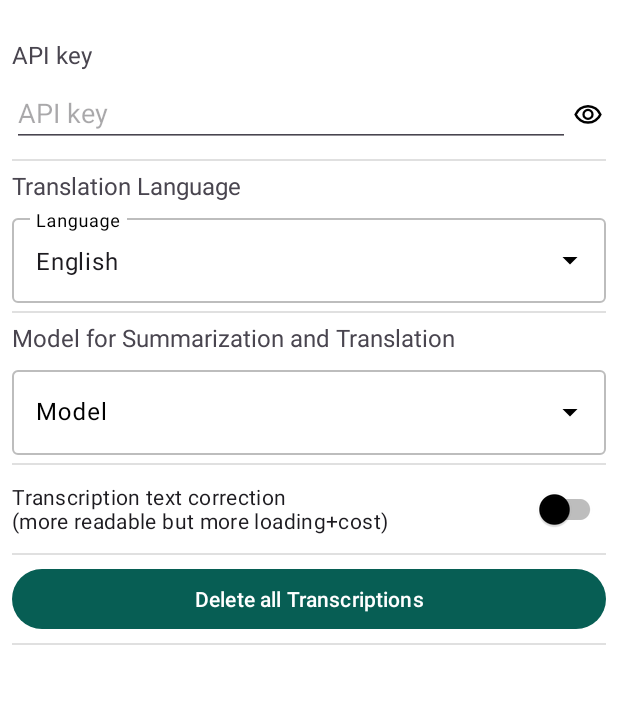
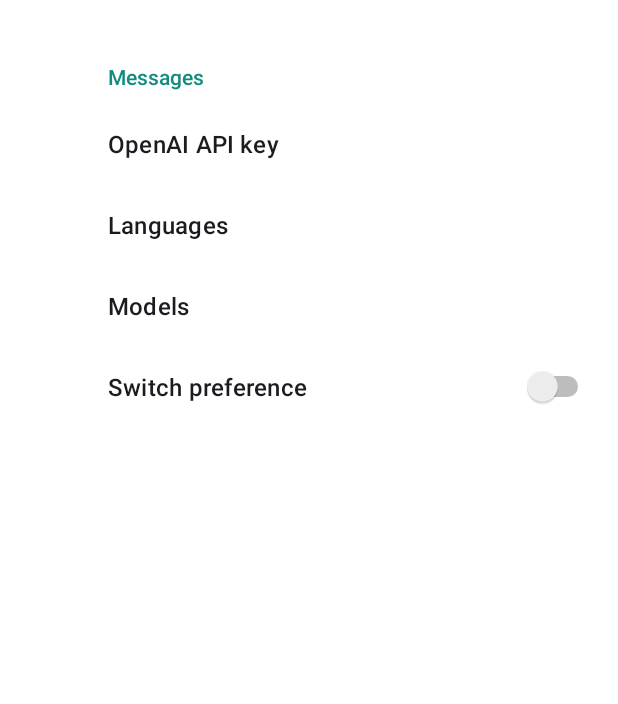
Before and after one commit to Leonm99/VoiceVersa, an Android app: the screen it shows after launch (MainActivity), after a tap on "Settings", on a phone screen of 412 x 824 dp, the part 70-774 px from its top. Run offline under Robolectric (Android 15) with nearby library versions, the phone set to English and light mode, and no system bars; our stand-ins replace androidx.preference, navigation-ui; libraries missing offline, so code that uses them is left out: com.aallam.openai, com.arthenica.mobileffmpeg; Roboto replaces fonts that are not available here; 10 statements that could not run were skipped.

Commit message:
Started implementing SettingsFragment.kt

```diff
--- a/app/build.gradle.kts
+++ b/app/build.gradle.kts
@@ -76,6 +76,7 @@
     implementation(platform("androidx.compose:compose-bom:2024.06.00"))
     implementation("androidx.cardview:cardview:1.0.0")
     implementation("androidx.security:security-crypto-ktx:1.1.0-alpha06")
+    implementation("androidx.preference:preference:1.2.1")
 
 
     testImplementation("junit:junit:4.13.2")
--- a/app/src/main/java/com/leonm/voiceversa/MainActivity.kt
+++ b/app/src/main/java/com/leonm/voiceversa/MainActivity.kt
@@ -42,7 +42,7 @@
         sharedPreferencesManager = SharedPreferencesManager(this)
 
         lifecycleScope.launch {
-            val apiKey = sharedPreferencesManager.loadData("API_KEY", "")
+            val apiKey = sharedPreferencesManager.loadData("api_key_preference", "")
             val isValid = openAiHandler.checkApiKey(apiKey)
 
             if (!isValid) {
@@ -75,7 +75,7 @@
 
     override fun onOptionsItemSelected(item: MenuItem): Boolean {
         return when (item.itemId) {
-            R.id.SecondFragment -> {
+            R.id.SettingsFragment -> {
                 NavigationUI.onNavDestinationSelected(
                     item,
                     findNavController(R.id.nav_host_fragment_content_main),
--- a/app/src/main/java/com/leonm/voiceversa/SharedPreferencesManager.kt
+++ b/app/src/main/java/com/leonm/voiceversa/SharedPreferencesManager.kt
@@ -2,12 +2,13 @@
 
 import android.content.Context
 import android.content.SharedPreferences
+import androidx.preference.PreferenceDataStore
 import androidx.security.crypto.EncryptedSharedPreferences
 import androidx.security.crypto.MasterKey
 import com.google.gson.Gson
 
 
-class SharedPreferencesManager(context: Context) {
+class SharedPreferencesManager(context: Context): PreferenceDataStore() {
 
     private var masterKey: MasterKey = MasterKey.Builder(context)
         .setKeyScheme(MasterKey.KeyScheme.AES256_GCM)
@@ -38,4 +39,12 @@
             gson.fromJson(it, T::class.java)
         } ?: defaultValue
     }
+
+    override fun putString(key: String, value: String?) {
+        saveData(key, value)
+    }
+
+    override fun getString(key: String, defValue: String?): String? {
+        return loadData(key, defValue)
+    }
 }
--- a/app/src/main/res/menu/menu_main.xml
+++ b/app/src/main/res/menu/menu_main.xml
@@ -4,7 +4,7 @@
     tools:context="com.leonm.voiceversa.MainActivity"
     >
     <item
-        android:id="@+id/SecondFragment"
+        android:id="@+id/SettingsFragment"
         android:icon="@drawable/settings"
         android:title="@string/action_settings"
         android:visible="true"
--- a/app/src/main/res/navigation/nav_graph.xml
+++ b/app/src/main/res/navigation/nav_graph.xml
@@ -13,14 +13,13 @@
 
         <action
             android:id="@+id/action_FirstFragment_to_SecondFragment"
-            app:destination="@id/SecondFragment"
+            app:destination="@id/SettingsFragment"
             app:enterAnim="@android:anim/slide_in_left" />
     </fragment>
     <fragment
-        android:id="@+id/SecondFragment"
-        android:name="com.leonm.voiceversa.SecondFragment"
-        android:label="@string/second_fragment_label"
-        tools:layout="@layout/fragment_second">
+        android:id="@+id/SettingsFragment"
+        android:name="com.leonm.voiceversa.SettingsFragment"
+        android:label="@string/second_fragment_label">
 
         <action
             android:id="@+id/action_SecondFragment_to_FirstFragment"
--- /dev/null
+++ b/app/src/main/res/xml/root_preferences.xml
@@ -0,0 +1,31 @@
+<PreferenceScreen xmlns:android="http://schemas.android.com/apk/res/android"
+    xmlns:app="http://schemas.android.com/apk/res-auto"
+    xmlns:tools="http://schemas.android.com/tools"
+    tools:context=".SettingsFragment">
+
+    <PreferenceCategory app:title="@string/messages_header">
+        <EditTextPreference
+            android:defaultValue="Default value"
+            android:key="api_key_preference"
+            android:selectAllOnFocus="true"
+            android:singleLine="true"
+            android:title="OpenAI API key" />
+        <ListPreference
+            android:defaultValue="1"
+            android:entries="@array/string_array_languages"
+            android:entryValues="@array/string_array_languages"
+            android:key="language_list_preference"
+            android:title="Languages" />
+        <ListPreference
+            android:defaultValue="1"
+            android:entries="@array/string_array_languages"
+            android:entryValues="@array/string_array_languages"
+            android:key="model_list_preference"
+            android:title="Models" />
+        <SwitchPreference
+            android:defaultValue="false"
+            android:key="switch_preference"
+            android:title="Switch preference" />
+    </PreferenceCategory>
+
+</PreferenceScreen>
```
Also changed, not shown: app/src/main/java/com/leonm/voiceversa/OpenAiHandler.kt (+7 -7 lines), app/src/main/java/com/leonm/voiceversa/SecondFragment.kt (+13 -13 lines), app/src/main/java/com/leonm/voiceversa/SettingsFragment.kt (added, +81 -0 lines), app/src/main/res/values/arrays.xml (added, +12 -0 lines), app/src/main/res/values/strings.xml (+14 -0 lines).
